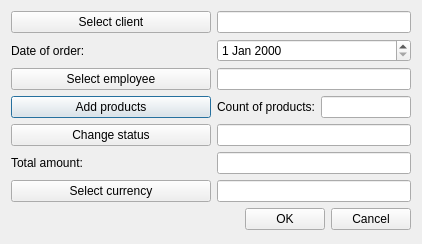
Before: the Qt Designer form OrmasAdmin/OrmasAdmin/CreateRtrnDlg.ui in Dalerjon/TheOrmasProejct, drawn with Qt 5.
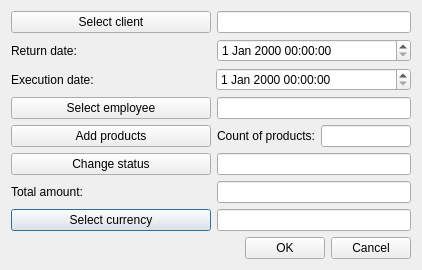
After: the same form once the commit is applied.

Patch:
```diff
--- a/OrmasAdmin/OrmasAdmin/CreateRtrnDlg.ui
+++ b/OrmasAdmin/OrmasAdmin/CreateRtrnDlg.ui
@@ -7,7 +7,7 @@
     <x>0</x>
     <y>0</y>
     <width>422</width>
-    <height>244</height>
+    <height>270</height>
    </rect>
   </property>
   <property name="windowTitle">
@@ -32,42 +32,28 @@
    <property name="bottomMargin">
     <number>11</number>
    </property>
-   <item row="3" column="0">
-    <widget class="QPushButton" name="addProdBtn">
-     <property name="text">
-      <string>Add products</string>
-     </property>
-    </widget>
-   </item>
-   <item row="3" column="2">
-    <widget class="QLineEdit" name="prodCountEdit">
+   <item row="7" column="1" colspan="2">
+    <widget class="QLineEdit" name="currencyEdit">
      <property name="readOnly">
-      <bool>true</bool>
+      <bool>false</bool>
      </property>
     </widget>
    </item>
-   <item row="5" column="0">
-    <widget class="QLabel" name="sumLb">
+   <item row="7" column="0">
+    <widget class="QPushButton" name="currencyBtn">
      <property name="text">
-      <string>Total amount:</string>
+      <string>Select currency</string>
      </property>
     </widget>
    </item>
-   <item row="1" column="1" colspan="2">
-    <widget class="QDateEdit" name="dateEdit">
-     <property name="dateTime">
-      <datetime>
-       <hour>0</hour>
-       <minute>0</minute>
-       <second>0</second>
-       <year>2000</year>
-       <month>1</month>
-       <day>1</day>
-      </datetime>
+   <item row="4" column="1">
+    <widget class="QLabel" name="prodCountLb">
+     <property name="text">
+      <string>Count of products:</string>
      </property>
     </widget>
    </item>
-   <item row="7" column="0" colspan="3">
+   <item row="8" column="0" colspan="3">
     <layout class="QHBoxLayout" name="horizontalLayout">
      <item>
       <spacer name="horizontalSpacer">
@@ -98,23 +84,6 @@
      </item>
     </layout>
    </item>
-   <item row="0" column="1" colspan="2">
-    <widget class="QLineEdit" name="clientEdit">
-     <property name="toolTip">
-      <string>Enter user ID</string>
-     </property>
-     <property name="readOnly">
-      <bool>true</bool>
-     </property>
-    </widget>
-   </item>
-   <item row="1" column="0">
-    <widget class="QLabel" name="dateLb">
-     <property name="text">
-      <string>Date of order:</string>
-     </property>
-    </widget>
-   </item>
    <item row="0" column="0">
     <widget class="QPushButton" name="clientBtn">
      <property name="minimumSize">
@@ -128,64 +97,115 @@
      </property>
     </widget>
    </item>
-   <item row="2" column="0">
+   <item row="3" column="0">
     <widget class="QPushButton" name="employeeBtn">
      <property name="text">
       <string>Select employee</string>
      </property>
     </widget>
    </item>
-   <item row="4" column="1" colspan="2">
-    <widget class="QLineEdit" name="statusEdit">
+   <item row="6" column="0">
+    <widget class="QLabel" name="sumLb">
+     <property name="text">
+      <string>Total amount:</string>
+     </property>
+    </widget>
+   </item>
+   <item row="3" column="1" colspan="2">
+    <widget class="QLineEdit" name="employeeEdit">
+     <property name="toolTip">
+      <string>&lt;html&gt;&lt;head/&gt;&lt;body&gt;&lt;p&gt;Enter employee ID&lt;/p&gt;&lt;/body&gt;&lt;/html&gt;</string>
+     </property>
+     <property name="readOnly">
+      <bool>true</bool>
+     </property>
+    </widget>
+   </item>
+   <item row="6" column="1" colspan="2">
+    <widget class="QLineEdit" name="sumEdit">
      <property name="readOnly">
       <bool>true</bool>
      </property>
     </widget>
    </item>
    <item row="4" column="0">
+    <widget class="QPushButton" name="addProdBtn">
+     <property name="text">
+      <string>Add products</string>
+     </property>
+    </widget>
+   </item>
+   <item row="4" column="2">
+    <widget class="QLineEdit" name="prodCountEdit">
+     <property name="readOnly">
+      <bool>true</bool>
+     </property>
+    </widget>
+   </item>
+   <item row="0" column="1" colspan="2">
+    <widget class="QLineEdit" name="clientEdit">
+     <property name="toolTip">
+      <string>&lt;html&gt;&lt;head/&gt;&lt;body&gt;&lt;p&gt;Enter client ID&lt;/p&gt;&lt;/body&gt;&lt;/html&gt;</string>
+     </property>
+     <property name="readOnly">
+      <bool>true</bool>
+     </property>
+    </widget>
+   </item>
+   <item row="1" column="0">
+    <widget class="QLabel" name="dateLb">
+     <property name="text">
+      <string>Return date:</string>
+     </property>
+    </widget>
+   </item>
+   <item row="5" column="1" colspan="2">
+    <widget class="QLineEdit" name="statusEdit">
+     <property name="readOnly">
+      <bool>true</bool>
+     </property>
+    </widget>
+   </item>
+   <item row="5" column="0">
     <widget class="QPushButton" name="statusBtn">
      <property name="text">
       <string>Change status</string>
      </property>
     </widget>
    </item>
-   <item row="2" column="1" colspan="2">
-    <widget class="QLineEdit" name="employeeEdit">
-     <property name="toolTip">
-      <string>Enter worker ID</string>
-     </property>
-     <property name="readOnly">
-      <bool>true</bool>
-     </property>
+   <item row="2" column="0" colspan="3">
+    <widget class="QWidget" name="execDateWidget" native="true">
+     <layout class="QHBoxLayout" name="horizontalLayout_2">
+      <property name="spacing">
+       <number>9</number>
+      </property>
+      <property name="leftMargin">
+       <number>0</number>
+      </property>
+      <property name="topMargin">
+       <number>0</number>
+      </property>
+      <property name="rightMargin">
+       <number>0</number>
+      </property>
+      <property name="bottomMargin">
+       <number>0</number>
+      </property>
+      <item>
+       <widget class="QLabel" name="execDateLb">
+        <property name="text">
+         <string>Execution date:</string>
+        </property>
+       </widget>
+      </item>
+      <item>
+       <widget class="QDateTimeEdit" name="execDateEdit"/>
+      </item>
+     </layout>
     </widget>
    </item>
-   <item row="5" column="1" colspan="2">
-    <widget class="QLineEdit" name="sumEdit">
-     <property name="readOnly">
-      <bool>true</bool>
-     </property>
-    </widget>
-   </item>
-   <item row="6" column="0">
-    <widget class="QPushButton" name="currencyBtn">
-     <property name="text">
-      <string>Select currency</string>
-     </property>
-    </widget>
-   </item>
-   <item row="3" column="1">
-    <widget class="QLabel" name="prodCountLb">
-     <property name="text">
-      <string>Count of products:</string>
-     </property>
-    </widget>
-   </item>
-   <item row="6" column="1" colspan="2">
-    <widget class="QLineEdit" name="currencyEdit">
-     <property name="readOnly">
-      <bool>false</bool>
-     </property>
-    </widget>
+   <item row="1" column="1" colspan="2">
+    <widget class="QDateTimeEdit" name="dateEdit"/>
    </item>
   </layout>
  </widget>
```
Left out of the diff: 3 changed lines with no effect on the pictures.
